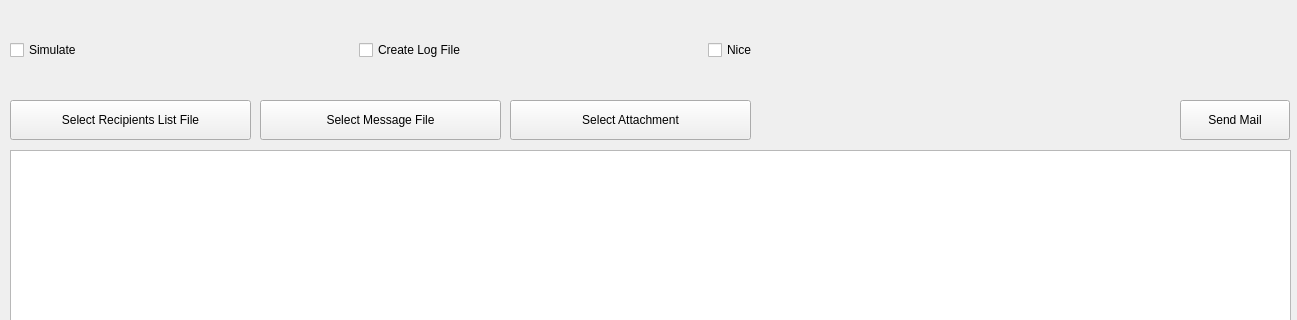
Above: bmgui_layout.ui from wernerjoss/bulkmail before the change; both pictures show x 0 to 1297 and y 0 to 320 of the 1297 by 897 pixel window. Below: the same form after it.
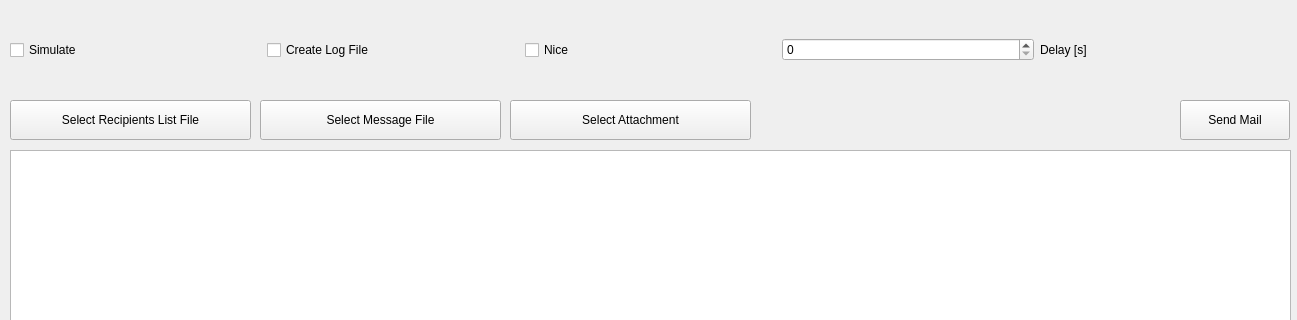
That is the form after the change.

Diff of the .ui file:
```diff
--- a/bmgui_layout.ui
+++ b/bmgui_layout.ui
@@ -19,7 +19,7 @@
      <rect>
       <x>10</x>
       <y>10</y>
-      <width>1041</width>
+      <width>1281</width>
       <height>80</height>
      </rect>
     </property>
@@ -45,6 +45,16 @@
        </property>
       </widget>
      </item>
+     <item>
+      <widget class="QSpinBox" name="spinBox"/>
+     </item>
+     <item>
+      <widget class="QLabel" name="label">
+       <property name="text">
+        <string>Delay [s]</string>
+       </property>
+      </widget>
+     </item>
     </layout>
    </widget>
    <widget class="QPushButton" name="pushButton">
```
